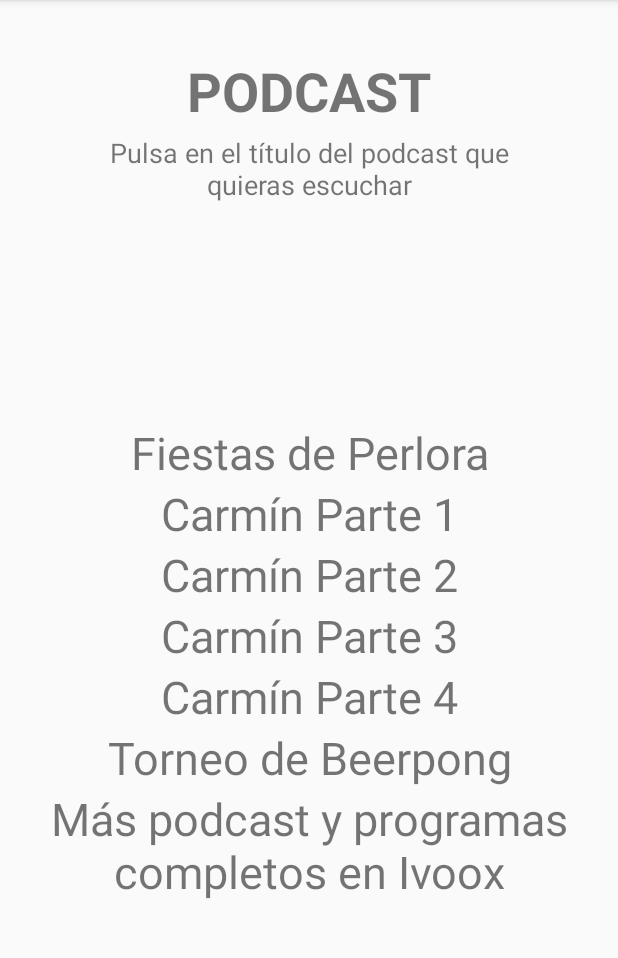
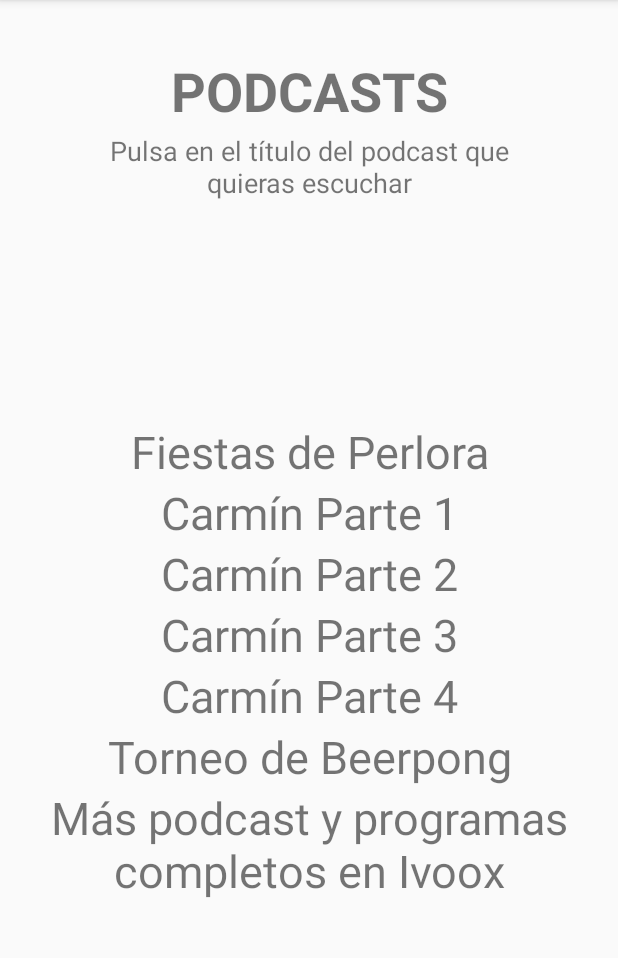
Before and after one commit to SeilaPr/sdm, an Android app: the PodcastActivity screen opened directly, with no data from a screen before it, on a phone screen of 412 x 824 dp, the part 84-1042 px from its top. Run offline under Robolectric (Android 15) with nearby library versions, the phone set to English and light mode, and no system bars.

Commit message:
Pequeños cambios

```diff
--- a/app/build.gradle
+++ b/app/build.gradle
@@ -7,6 +7,7 @@ android {
         applicationId "com.example.seila.gigiaradio"
         minSdkVersion 21
         targetSdkVersion 26
+        multiDexEnabled = true
         versionCode 1
         versionName "1.0"
         testInstrumentationRunner "android.support.test.runner.AndroidJUnitRunner"
--- a/app/src/main/java/com/example/seila/gigiaradio/PideCancionActivity.java
+++ b/app/src/main/java/com/example/seila/gigiaradio/PideCancionActivity.java
@@ -32,11 +32,6 @@ public class PideCancionActivity extends AppCompatActivity {
         cancionStr = cancion.getText().toString();
         preguntasStr = preguntas.getText().toString();
 
-        System.out.println(nombreStr);
-        System.out.println(nombre.getText());
-        System.out.println(cancionStr);
-        System.out.println(preguntasStr);
-
         String[] TO = {"gigiaradioceo@gmail.com"};
         Intent emailIntent = new Intent(Intent.ACTION_SEND);
 
--- a/app/src/main/res/layout/activity_podcast.xml
+++ b/app/src/main/res/layout/activity_podcast.xml
@@ -8,15 +8,15 @@
 
     <TextView
         android:id="@+id/txtPodcast"
-        android:layout_width="182dp"
-        android:layout_height="45dp"
+        android:layout_width="220dp"
+        android:layout_height="44dp"
         android:layout_marginBottom="8dp"
         android:layout_marginEnd="8dp"
         android:layout_marginLeft="8dp"
         android:layout_marginRight="8dp"
         android:layout_marginStart="8dp"
         android:layout_marginTop="8dp"
-        android:text="PODCASTS"
+        android:text="@string/podcasts"
         android:textAlignment="center"
         android:textSize="36sp"
         android:textStyle="bold"
@@ -38,11 +38,13 @@
         android:layout_marginRight="8dp"
         app:layout_constraintRight_toRightOf="parent"
         android:layout_marginLeft="8dp"
-        app:layout_constraintLeft_toLeftOf="parent" />
+        app:layout_constraintLeft_toLeftOf="parent"
+        android:layout_marginStart="8dp"
+        android:layout_marginEnd="8dp" />
 
     <ScrollView
         android:id="@+id/scrollView2"
-        android:layout_width="match_parent"
+        android:layout_width="0dp"
         android:layout_height="343dp"
         android:layout_marginBottom="7dp"
         android:layout_marginLeft="8dp"
@@ -52,7 +54,9 @@
         app:layout_constraintHorizontal_bias="0.0"
         app:layout_constraintLeft_toLeftOf="parent"
         app:layout_constraintRight_toRightOf="parent"
-        app:layout_constraintTop_toBottomOf="@+id/txtIns">
+        app:layout_constraintTop_toBottomOf="@+id/txtIns"
+        android:layout_marginStart="8dp"
+        android:layout_marginEnd="8dp">
 
         <LinearLayout
             android:layout_width="match_parent"
--- a/app/src/main/res/values/strings.xml
+++ b/app/src/main/res/values/strings.xml
@@ -56,4 +56,5 @@
     <string name="coment">Comentarios o preguntas:</string>
     <string name="env">Enviar</string>
     <string name="ivoox">Más podcast y programas completos en Ivoox</string>
+    <string name="podcasts">PODCASTS</string>
 </resources>
```
